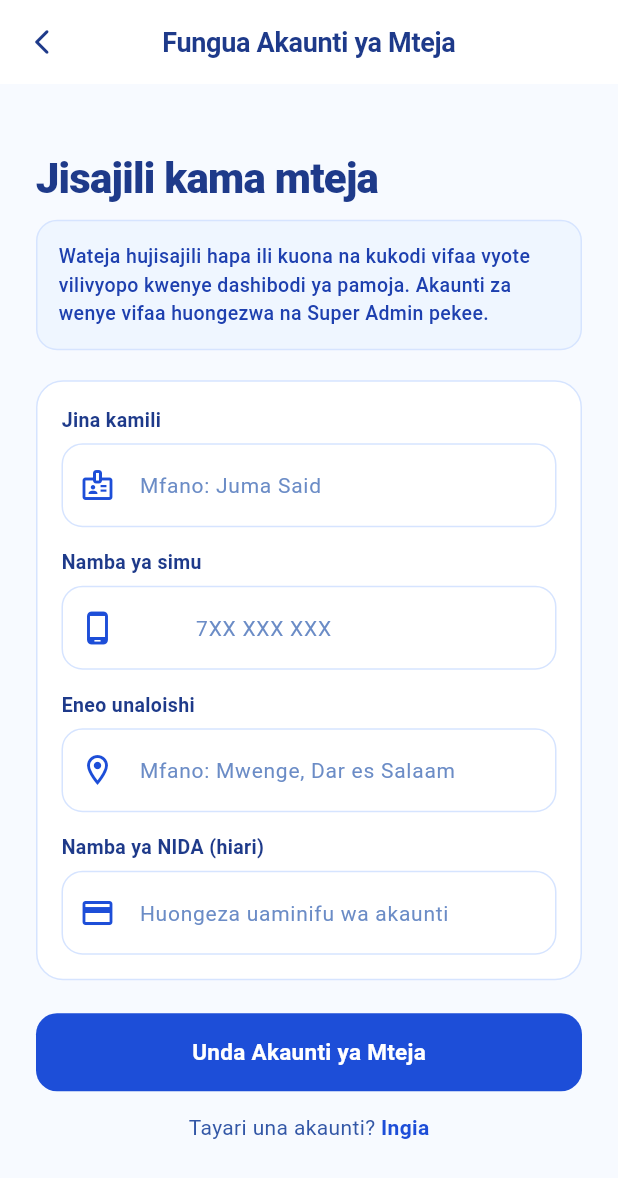
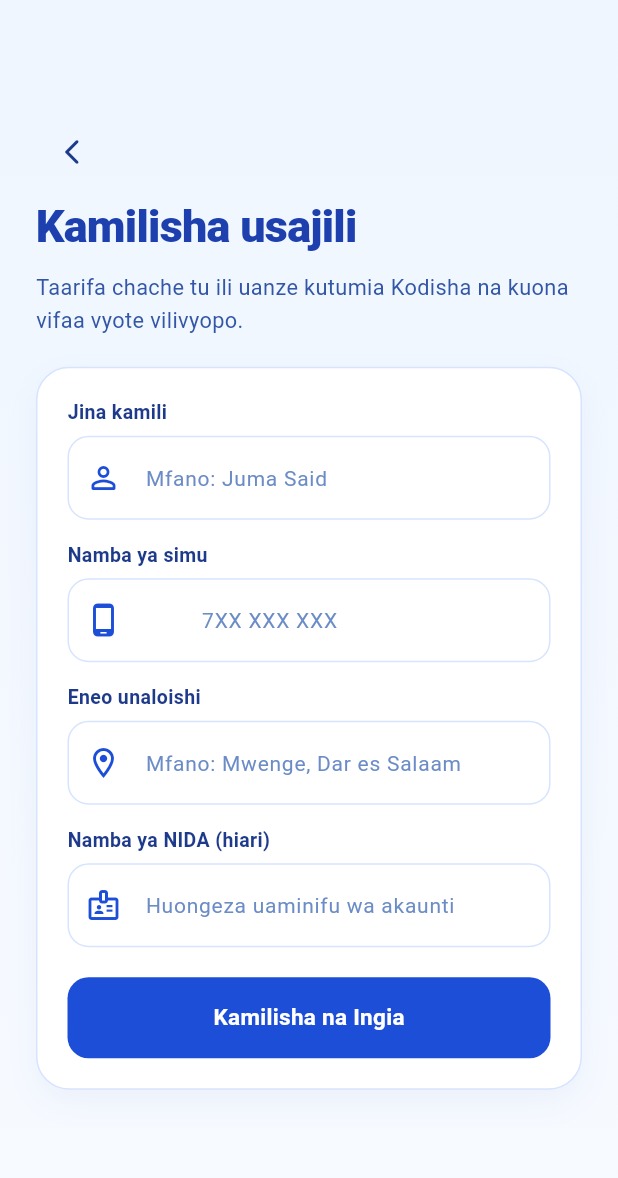
Before and after one commit to APKnation/nikodishe, a Flutter app: the RegisterScreen screen opened by its route, on a phone screen of 412 x 824 dp. Shown: the top 1178 px of the screen. Run offline on Flutter 3.47's test engine with Material 3 defaults, Android fonts, the phone set to English and light mode, and no system bars; our stand-ins replace flutter_riverpod, go_router, image_picker.

Commit message:
added functinalty

```diff
--- a/lib/features/auth/presentation/screens/otp_screen.dart
+++ b/lib/features/auth/presentation/screens/otp_screen.dart
@@ -77,7 +77,7 @@ class _OtpScreenState extends ConsumerState<OtpScreen> {
       }
     } else if (authState.error == null) {
       // OTP verified but account not registered yet (customer flow)
-      context.go('/auth/register', extra: UserRole.renter);
+      context.go('/auth/register', extra: {'role': UserRole.renter, 'phone': widget.phone});
     }
   }
 
--- a/lib/features/auth/presentation/screens/register_screen.dart
+++ b/lib/features/auth/presentation/screens/register_screen.dart
@@ -8,8 +8,9 @@ import '../../providers/auth_provider.dart';
 
 class RegisterScreen extends ConsumerStatefulWidget {
   final UserRole initialRole;
+  final String? initialPhone;
 
-  const RegisterScreen({super.key, this.initialRole = UserRole.renter});
+  const RegisterScreen({super.key, this.initialRole = UserRole.renter, this.initialPhone});
 
   @override
   ConsumerState<RegisterScreen> createState() => _RegisterScreenState();
@@ -22,6 +23,21 @@ class _RegisterScreenState extends ConsumerState<RegisterScreen> {
   final _phoneController = TextEditingController();
   final _locationController = TextEditingController();
   final _nidaController = TextEditingController();
+
+  @override
+  void initState() {
+    super.initState();
+    final p = widget.initialPhone ?? '';
+    if (p.startsWith('+255')) {
+      _phoneController.text = p.substring(4);
+    } else if (p.startsWith('255')) {
+      _phoneController.text = p.substring(3);
+    } else if (p.startsWith('0')) {
+      _phoneController.text = p.substring(1);
+    } else {
+      _phoneController.text = p;
+    }
+  }
 
   @override
   void dispose() {
@@ -61,15 +77,15 @@ class _RegisterScreenState extends ConsumerState<RegisterScreen> {
     final authState = ref.watch(authProvider);
 
     return Scaffold(
-      backgroundColor: AppColors.background,
-      appBar: AppBar(
-        title: const Text('Fungua Akaunti ya Mteja'),
-        leading: IconButton(
-          icon: const Icon(Icons.arrow_back_ios_new_rounded, size: 20),
-          onPressed: () => context.pop(),
+      body: Container(
+        decoration: const BoxDecoration(
+          gradient: LinearGradient(
+            begin: Alignment.topCenter,
+            end: Alignment.bottomCenter,
+            colors: [AppColors.blueTintSoft, AppColors.background],
           ),
         ),
-      body: SafeArea(
+        child: SafeArea(
           child: Center(
             child: SingleChildScrollView(
               padding: const EdgeInsets.fromLTRB(24, 12, 24, 32),
@@ -80,41 +96,43 @@ class _RegisterScreenState extends ConsumerState<RegisterScreen> {
                   child: Column(
                     crossAxisAlignment: CrossAxisAlignment.stretch,
                     children: [
+                      Align(
+                        alignment: Alignment.centerLeft,
+                        child: IconButton(
+                          onPressed: () => context.go('/auth/phone'),
+                          icon: const Icon(Icons.arrow_back_ios_new_rounded, size: 20),
+                        ),
+                      ),
+                      const SizedBox(height: 4),
                       const Text(
-                      'Jisajili kama mteja',
+                        'Kamilisha usajili',
                         style: TextStyle(
-                        fontSize: 28,
+                          fontSize: 30,
                           fontWeight: FontWeight.w800,
-                        color: AppColors.textPrimary,
+                          color: AppColors.primaryDark,
                           letterSpacing: -0.5,
                         ),
                       ),
                       const SizedBox(height: 8),
-                    Container(
-                      padding: const EdgeInsets.all(14),
-                      decoration: BoxDecoration(
-                        color: AppColors.blueTintSoft,
-                        borderRadius: BorderRadius.circular(14),
-                        border: Border.all(color: AppColors.border),
-                      ),
-                      child: const Text(
-                        'Wateja hujisajili hapa ili kuona na kukodi vifaa vyote vilivyopo kwenye dashibodi ya pamoja. Akaunti za wenye vifaa huongezwa na Super Admin pekee.',
-                        style: TextStyle(
-                          fontSize: 13,
-                          color: AppColors.primaryDark,
-                          height: 1.45,
-                          fontWeight: FontWeight.w500,
-                        ),
-                      ),
+                      const Text(
+                        'Taarifa chache tu ili uanze kutumia Kodisha na kuona vifaa vyote vilivyopo.',
+                        style: TextStyle(fontSize: 14.5, color: AppColors.textSecondary, height: 1.5),
                       ),
                       const SizedBox(height: 20),
 
                       Container(
-                      padding: const EdgeInsets.all(16),
+                        padding: const EdgeInsets.all(20),
                         decoration: BoxDecoration(
-                        color: AppColors.surface,
-                        borderRadius: BorderRadius.circular(18),
+                          color: AppColors.white,
+                          borderRadius: BorderRadius.circular(22),
                           border: Border.all(color: AppColors.border),
+                          boxShadow: [
+                            BoxShadow(
+                              color: AppColors.primaryDark.withOpacity(0.05),
+                              blurRadius: 18,
+                              offset: const Offset(0, 8),
+                            ),
+                          ],
                         ),
                         child: Column(
                           crossAxisAlignment: CrossAxisAlignment.start,
@@ -126,7 +144,7 @@ class _RegisterScreenState extends ConsumerState<RegisterScreen> {
                               textCapitalization: TextCapitalization.words,
                               decoration: const InputDecoration(
                                 hintText: 'Mfano: Juma Said',
-                              prefixIcon: Icon(Icons.badge_outlined),
+                                prefixIcon: Icon(Icons.person_outline_rounded),
                               ),
                               validator: (val) {
                                 final v = val?.trim() ?? '';
@@ -141,6 +159,7 @@ class _RegisterScreenState extends ConsumerState<RegisterScreen> {
                             TextFormField(
                               controller: _phoneController,
                               keyboardType: TextInputType.phone,
+                              readOnly: widget.initialPhone != null && widget.initialPhone!.isNotEmpty,
                               decoration: const InputDecoration(
                                 hintText: '7XX XXX XXX',
                                 prefixIcon: Icon(Icons.phone_android_outlined),
@@ -175,13 +194,9 @@ class _RegisterScreenState extends ConsumerState<RegisterScreen> {
                               controller: _nidaController,
                               decoration: const InputDecoration(
                                 hintText: 'Huongeza uaminifu wa akaunti',
-                              prefixIcon: Icon(Icons.credit_card_outlined),
+                                prefixIcon: Icon(Icons.badge_outlined),
                               ),
                             ),
-                        ],
-                      ),
-                    ),
-
                             if (authState.error != null) ...[
                               const SizedBox(height: 14),
                               Container(
@@ -197,45 +212,26 @@ class _RegisterScreenState extends ConsumerState<RegisterScreen> {
                                 ),
                               ),
                             ],
-
-                    const SizedBox(height: 22),
+                            const SizedBox(height: 20),
                             SizedBox(
-                      height: 52,
+                              height: 54,
+                              width: double.infinity,
                               child: ElevatedButton(
                                 onPressed: authState.isLoading ? null : _handleRegister,
                                 child: authState.isLoading
                                     ? const SizedBox(
                                         width: 22,
                                         height: 22,
-                                child: CircularProgressIndicator(
-                                  strokeWidth: 2.5,
-                                  color: AppColors.white,
-                                ),
+                                        child: CircularProgressIndicator(strokeWidth: 2.5, color: AppColors.white),
                                       )
-                            : const Text('Unda Akaunti ya Mteja'),
-                      ),
-                    ),
-                    const SizedBox(height: 14),
-                    Row(
-                      mainAxisAlignment: MainAxisAlignment.center,
-                      children: [
-                        const Text(
-                          'Tayari una akaunti? ',
-                          style: TextStyle(color: AppColors.textSecondary),
-                        ),
-                        GestureDetector(
-                          onTap: () => context.go('/auth/phone'),
-                          child: const Text(
-                            'Ingia',
-                            style: TextStyle(
-                              color: AppColors.primary,
-                              fontWeight: FontWeight.w700,
-                            ),
+                                    : const Text('Kamilisha na Ingia'),
                               ),
                             ),
                           ],
                         ),
+                      ),
                     ],
+                  ),
                 ),
               ),
             ),
--- a/lib/routes/app_router.dart
+++ b/lib/routes/app_router.dart
@@ -32,8 +32,16 @@ class AppRouter {
       GoRoute(
         path: '/auth/register',
         builder: (context, state) {
-          final extraRole = state.extra as UserRole? ?? UserRole.renter;
-          return RegisterScreen(initialRole: extraRole);
+          final extra = state.extra;
+          UserRole role = UserRole.renter;
+          String? phone;
+          if (extra is UserRole) {
+            role = extra;
+          } else if (extra is Map) {
+            role = (extra['role'] as UserRole?) ?? UserRole.renter;
+            phone = extra['phone'] as String?;
+          }
+          return RegisterScreen(initialRole: role, initialPhone: phone);
         },
       ),
       GoRoute(
```
Also changed, not shown: 1 other file. Lines whose indentation alone changed are shown as unchanged.
